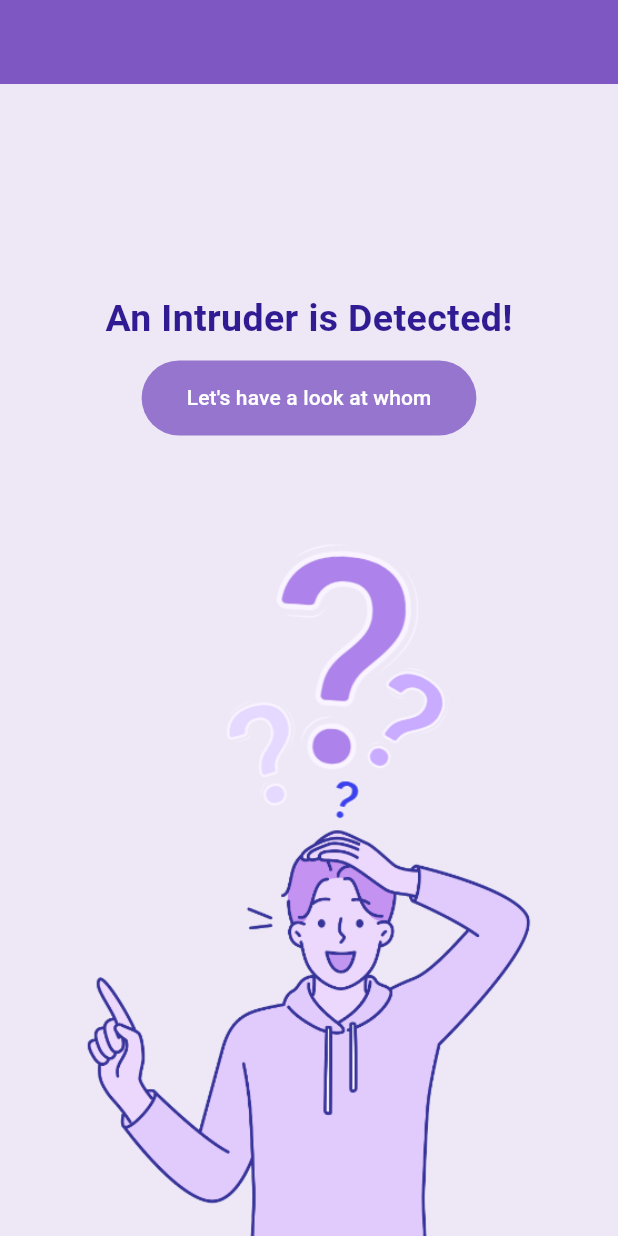
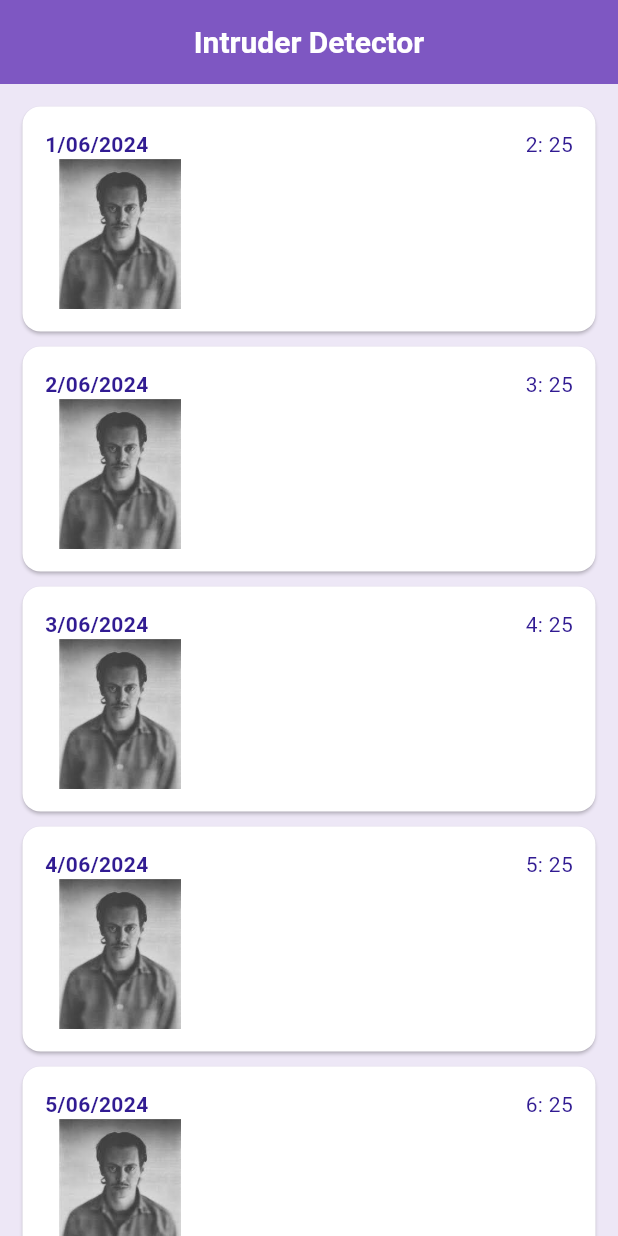
Before and after one commit to PrannaviSivaneson/intruder_detector, a Flutter app: the screen it shows after launch, on a phone screen of 412 x 824 dp. Run offline on Flutter 3.47's test engine with Material 3 defaults, Android fonts, the light colour scheme and no system bars; our stand-ins replace firebase_core, firebase_messaging; accounts and stored records are empty; generated files the repository leaves out were written again.

Commit message:
Created Home page

```diff
--- a/lib/entryScreen.dart
+++ b/lib/entryScreen.dart
@@ -13,18 +13,14 @@ class _EntryScreenState extends State<EntryScreen> {
   Widget build(BuildContext context) {
     return Scaffold(
       backgroundColor: Colors.deepPurple.shade50,
-      appBar: AppBar(
-        title: Text(''),
-        centerTitle: true,
-        backgroundColor: Colors.deepPurple.shade400,
-      ),
+      appBar: AppBar(),
       body: Padding(
-        padding: EdgeInsets.fromLTRB(30.0, 30.0, 30.0, 0),
+        padding: const EdgeInsets.fromLTRB(30.0, 30.0, 30.0, 0),
         child: Column(
           mainAxisAlignment: MainAxisAlignment.end,
           crossAxisAlignment: CrossAxisAlignment.center,
           children: [
-            SizedBox(
+            const SizedBox(
               height: 40.0,
             ),
             Expanded(
@@ -40,7 +36,7 @@ class _EntryScreenState extends State<EntryScreen> {
                       fontWeight: FontWeight.bold,
                     ),
                   ),
-                  SizedBox(height: 10),
+                  const SizedBox(height: 10),
                   Center(
                     child: TextButton(
                       onPressed: () {
@@ -50,11 +46,10 @@ class _EntryScreenState extends State<EntryScreen> {
                             MaterialPageRoute(
                                 builder: (context) => const ShowIntruder()));
                       },
-                      child: Text('Let\'s have a look at whom'),
                       style: TextButton.styleFrom(
                           backgroundColor: Colors.deepPurple.shade300,
                           primary: Colors.white,
-                          padding: EdgeInsets.symmetric(
+                          padding: const EdgeInsets.symmetric(
                             horizontal: 30.0,
                             vertical: 15.0,
                           ),
@@ -62,12 +57,13 @@ class _EntryScreenState extends State<EntryScreen> {
                               borderRadius: BorderRadius.circular(
                             30.0,
                           ))),
+                      child: const Text('Let\'s have a look at whom'),
                     ),
                   ),
                 ],
               ),
             ),
-            Expanded(
+            const Expanded(
               flex: 2,
               child: Image(
                 image: AssetImage('assets/Intruder Image.png'),
--- a/lib/homePage.dart
+++ b/lib/homePage.dart
@@ -0,0 +1,44 @@
+import 'package:flutter/cupertino.dart';
+import 'package:flutter/material.dart';
+import 'package:intruder_detector/widgets/intruderCard.dart';
+
+class HomePage extends StatefulWidget {
+  const HomePage({Key? key}) : super(key: key);
+
+  @override
+  _HomePageState createState() => _HomePageState();
+}
+
+class _HomePageState extends State<HomePage> {
+  final List<Map<String, String>> intruderList = List.generate(20, (index) {
+    return {
+      'date': '${index + 1}/06/2024',
+      'assets': 'assets/Intruder Detected.jpeg',
+      'time': '${index + 2}: 25',
+    };
+  });
+  @override
+  Widget build(BuildContext context) {
+    return Scaffold(
+      appBar: AppBar(
+        centerTitle: true,
+        title: const Text(
+          'Intruder Detector',
+          style: TextStyle(
+              color: Colors.white, fontSize: 20.0, fontWeight: FontWeight.bold),
+        ),
+      ),
+      body: ListView.builder(
+          padding: const EdgeInsets.all(10.0),
+          itemCount: intruderList.length,
+          itemBuilder: (context, index) {
+            final item = intruderList[index];
+            return IntruderCard(
+              date: item['date']!,
+              assetPath: item['assets']!,
+              time: item['time']!,
+            );
+          }),
+    );
+  }
+}
--- a/lib/main.dart
+++ b/lib/main.dart
@@ -1,8 +1,19 @@
 import 'package:flutter/material.dart';
-import 'package:intruder_detector/entryScreen.dart';
+import 'package:intruder_detector/homePage.dart';
+import 'package:firebase_core/firebase_core.dart';
+import 'firebase_options.dart';
+import 'package:firebase_messaging/firebase_messaging.dart';
 
-void main() {
+Future<void> _firebaseMessagingBackgroundHandler(RemoteMessage message) async {
+  await Firebase.initializeApp();
+  print('Handling a background message ${message.messageId}');
+}
+
+Future<void> main() async {
   runApp(const MyApp());
+  await Firebase.initializeApp(
+    options: DefaultFirebaseOptions.currentPlatform,
+  );
 }
 
 class MyApp extends StatelessWidget {
@@ -15,9 +26,13 @@ class MyApp extends StatelessWidget {
       title: 'Intruder Detector',
       theme: ThemeData(
         colorScheme: ColorScheme.fromSeed(seedColor: Colors.deepPurple),
+        scaffoldBackgroundColor: Colors.deepPurple.shade50,
+        appBarTheme: AppBarTheme(
+          backgroundColor: Colors.deepPurple.shade400,
+        ),
         useMaterial3: true,
       ),
-      home: const EntryScreen(),
+      home: const HomePage(),
     );
   }
 }
--- /dev/null
+++ b/lib/widgets/intruderCard.dart
@@ -0,0 +1,51 @@
+import 'package:flutter/material.dart';
+
+class IntruderCard extends StatelessWidget {
+  final String date;
+  final String assetPath;
+  final String time;
+  const IntruderCard(
+      {Key? key,
+      required this.date,
+      required this.assetPath,
+      required this.time})
+      : super(key: key);
+
+  @override
+  Widget build(BuildContext context) {
+    return Card(
+      color: Colors.white,
+      margin: EdgeInsets.symmetric(vertical: 5.0, horizontal: 5.0),
+      child: Padding(
+        padding: const EdgeInsets.all(15.0),
+        child: Column(
+          crossAxisAlignment: CrossAxisAlignment.start,
+          children: [
+            Row(
+              mainAxisAlignment: MainAxisAlignment.spaceBetween,
+              children: [
+                Text(
+                  date,
+                  style: TextStyle(
+                      color: Colors.deepPurple.shade900,
+                      fontWeight: FontWeight.bold),
+                ),
+                Text(
+                  time,
+                  style: TextStyle(
+                      color: Colors.deepPurple.shade900,
+                      fontWeight: FontWeight.normal),
+                )
+              ],
+            ),
+            Image.asset(
+              assetPath,
+              width: 100,
+              height: 100,
+            ),
+          ],
+        ),
+      ),
+    );
+  }
+}
--- a/pubspec.yaml
+++ b/pubspec.yaml
@@ -30,11 +30,13 @@ environment:
 dependencies:
   flutter:
     sdk: flutter
+  firebase_messaging: ^15.0.2
 
 
   # The following adds the Cupertino Icons font to your application.
   # Use with the CupertinoIcons class for iOS style icons.
   cupertino_icons: ^1.0.2
+  firebase_core: ^3.1.1
 
 dev_dependencies:
   flutter_test:
@@ -45,7 +47,7 @@ dev_dependencies:
   # activated in the `analysis_options.yaml` file located at the root of your
   # package. See that file for information about deactivating specific lint
   # rules and activating additional ones.
-  flutter_lints: ^2.0.0
+  flutter_lints: ^4.0.0
 
 # For information on the generic Dart part of this file, see the
 # following page: https://dart.dev/tools/pub/pubspec
```
Also changed, not shown: pubspec.lock, 3 other files.
